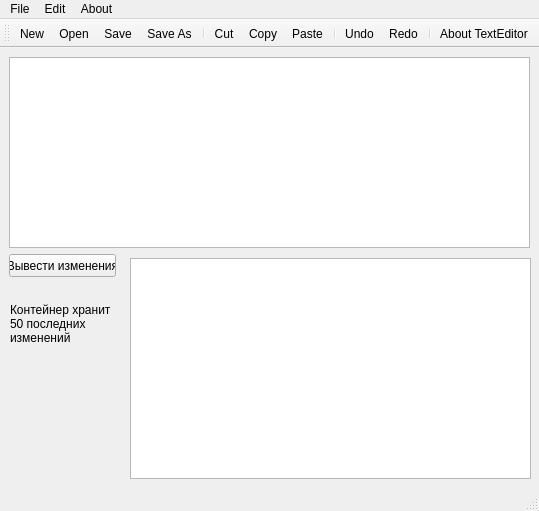
First picture: the form in mainwindow.ui, repository Asterot13/TextEditor, before the edit.
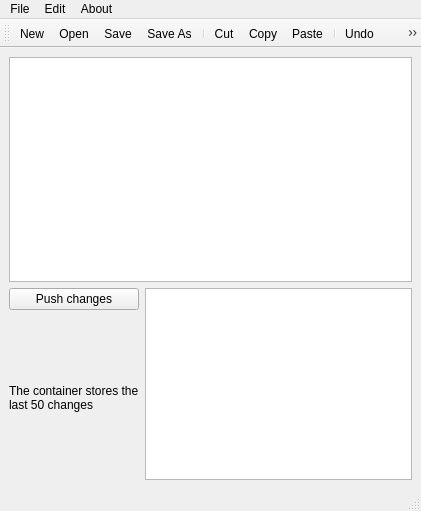
Second picture: the form after the edit. Icons and pictures are not drawn.

Commit message: Added scalable and style for button

Diff of the .ui file:
```diff
--- a/mainwindow.ui
+++ b/mainwindow.ui
@@ -6,7 +6,7 @@
    <rect>
     <x>0</x>
     <y>0</y>
-    <width>539</width>
+    <width>421</width>
     <height>511</height>
    </rect>
   </property>
@@ -14,50 +14,27 @@
    <string>MainWindow</string>
   </property>
   <widget class="QWidget" name="centralwidget">
-   <widget class="QPlainTextEdit" name="plainTextEdit">
-    <property name="geometry">
-     <rect>
-      <x>9</x>
-      <y>9</y>
-      <width>521</width>
-      <height>191</height>
-     </rect>
-    </property>
-   </widget>
+   <layout class="QVBoxLayout" name="verticalLayout_3">
+    <item>
+     <layout class="QVBoxLayout" name="verticalLayout">
+      <item>
+       <widget class="QPlainTextEdit" name="plainTextEdit"/>
+      </item>
+      <item>
+       <layout class="QHBoxLayout" name="horizontalLayout">
+        <item>
+         <layout class="QVBoxLayout" name="verticalLayout_2">
+          <item>
    <widget class="QPushButton" name="pushButton">
-    <property name="geometry">
-     <rect>
-      <x>9</x>
-      <y>206</y>
-      <width>107</width>
-      <height>23</height>
-     </rect>
-    </property>
     <property name="text">
-     <string>Вывести изменения</string>
-    </property>
-   </widget>
-   <widget class="QListWidget" name="listWidget">
-    <property name="geometry">
-     <rect>
-      <x>130</x>
-      <y>210</y>
-      <width>401</width>
-      <height>221</height>
-     </rect>
-    </property>
-   </widget>
+             <string>Push changes</string>
+            </property>
+           </widget>
+          </item>
+          <item>
    <widget class="QLabel" name="label">
-    <property name="geometry">
-     <rect>
-      <x>10</x>
-      <y>240</y>
-      <width>101</width>
-      <height>71</height>
-     </rect>
-    </property>
     <property name="text">
-     <string>Контейнер хранит 50 последних изменений</string>
+             <string>The container stores the last 50 changes</string>
     </property>
     <property name="textFormat">
      <enum>Qt::AutoText</enum>
@@ -69,13 +46,31 @@
      <bool>true</bool>
     </property>
    </widget>
+          </item>
+         </layout>
+        </item>
+        <item>
+         <widget class="QListWidget" name="listWidget">
+          <property name="sizePolicy">
+           <sizepolicy hsizetype="Expanding" vsizetype="Preferred">
+            <horstretch>0</horstretch>
+            <verstretch>0</verstretch>
+           </sizepolicy>
+          </property>
+         </widget>
+        </item>
+       </layout>
+      </item>
+     </layout>
+    </item>
+   </layout>
   </widget>
   <widget class="QMenuBar" name="menubar">
    <property name="geometry">
     <rect>
      <x>0</x>
      <y>0</y>
-     <width>539</width>
+     <width>421</width>
      <height>21</height>
     </rect>
    </property>
```
Lines whose indentation alone changed are shown as unchanged. The commit also changes 6 other files.
